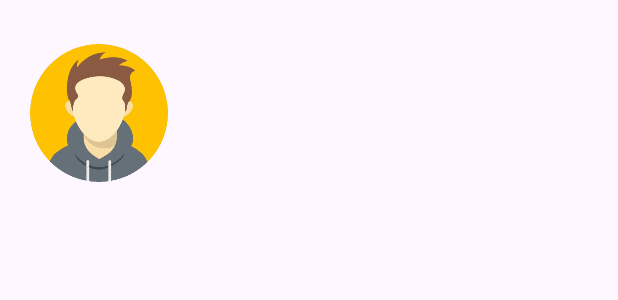
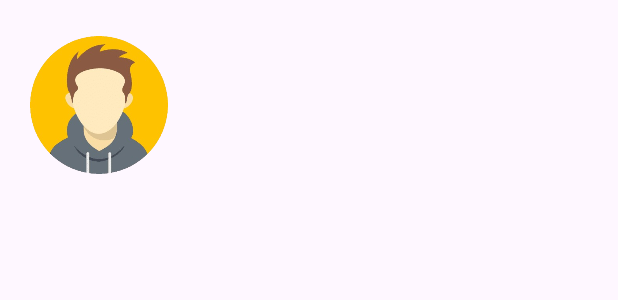
Before and after one commit to michael24561/BoticaPharmavida, an Android app: the layout menu_header_perfil_drawer.xml on its own in the app's theme, with its tools: preview values and no code run, on a phone screen of 412 x 824 dp. Shown: the top 300 px of the screen. Run offline under Robolectric (Android 15) with nearby library versions, the phone set to English and light mode, and no system bars.

Commit message:
Cerrigiendo tus errores de mrd 2

```diff
--- a/app/src/main/AndroidManifest.xml
+++ b/app/src/main/AndroidManifest.xml
@@ -48,6 +48,7 @@
             android:name=".CarritoActivity" />
         <activity
             android:name=".MenuLateralActivity" />
+
     </application>
 
 </manifest>
--- a/app/src/main/java/com/tecsup/boticaphar/HomeActivity.kt
+++ b/app/src/main/java/com/tecsup/boticaphar/HomeActivity.kt
@@ -3,6 +3,7 @@ package com.tecsup.boticaphar
 import android.content.Intent
 import android.os.Bundle
 import android.view.View
+import android.widget.Toast
 import androidx.appcompat.app.AppCompatActivity
 import com.google.android.material.bottomnavigation.BottomNavigationView
 
@@ -19,6 +20,7 @@ class HomeActivity : AppCompatActivity() {
             when (item.itemId) {
                 R.id.nav_home -> {
                     // Aquí puedes manejar el caso si deseas permanecer en la misma actividad
+                    Toast.makeText(this, "Estás en la página principal", Toast.LENGTH_SHORT).show()
                     true
                 }
                 R.id.nav_cart -> {
@@ -37,14 +39,17 @@ class HomeActivity : AppCompatActivity() {
             }
         }
 
+        // Manejo de iconos de menú y notificaciones
         findViewById<View>(R.id.menu_icon).setOnClickListener {
             val intent = Intent(this, MenuLateralActivity::class.java)
             startActivity(intent)
+            Toast.makeText(this, "Abriendo menú lateral", Toast.LENGTH_SHORT).show()
         }
 
         findViewById<View>(R.id.notification_icon).setOnClickListener {
             val intent = Intent(this, NotificacionActivity::class.java)
             startActivity(intent)
+            Toast.makeText(this, "Abriendo notificaciones", Toast.LENGTH_SHORT).show()
         }
     }
 }
--- a/app/src/main/res/layout/menu_header_perfil_drawer.xml
+++ b/app/src/main/res/layout/menu_header_perfil_drawer.xml
@@ -1,14 +1,12 @@
 <?xml version="1.0" encoding="utf-8"?>
-<LinearLayout xmlns:android="http://schemas.android.com/apk/res/android"
+<LinearLayout
+    xmlns:android="http://schemas.android.com/apk/res/android"
+    xmlns:app="http://schemas.android.com/apk/res-auto"
     android:layout_width="match_parent"
     android:layout_height="176dp"
-    xmlns:app="http://schemas.android.com/apk/res-auto"
     android:gravity="bottom"
     android:orientation="vertical"
-    android:paddingLeft="16dp"
-    android:paddingTop="16dp"
-    android:paddingRight="16dp"
-    android:paddingBottom="8dp"
+    android:padding="16dp"
     android:theme="@style/ThemeOverlay.AppCompat.Dark">
 
     <ImageView
@@ -25,10 +23,10 @@
         android:paddingTop="8dp"
         android:textColor="@color/black"
         android:textAppearance="@style/TextAppearance.AppCompat.Body1"/>
-
     <TextView
         android:id="@+id/et_email"
         android:layout_width="wrap_content"
         android:layout_height="wrap_content"
-        android:textColor="@color/black"/>
+        android:paddingTop="8dp"
+        android:textColor="@color/black" />
 </LinearLayout>
```
Also changed, not shown: app/src/main/java/com/tecsup/boticaphar/MenuLateralActivity.kt (+13 -45 lines), app/src/main/res/layout/activity_perfil_completo_drawer.xml (+2 -7 lines), app/src/main/res/menu/menu_perfil_drawer.xml (+5 -3 lines).
